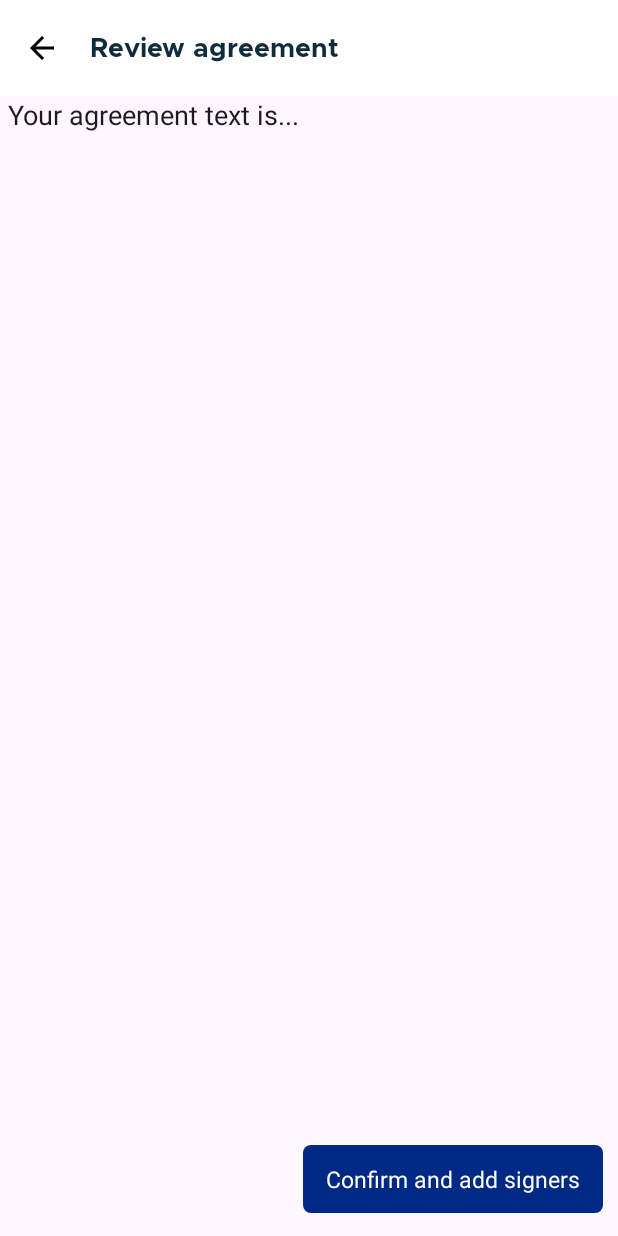
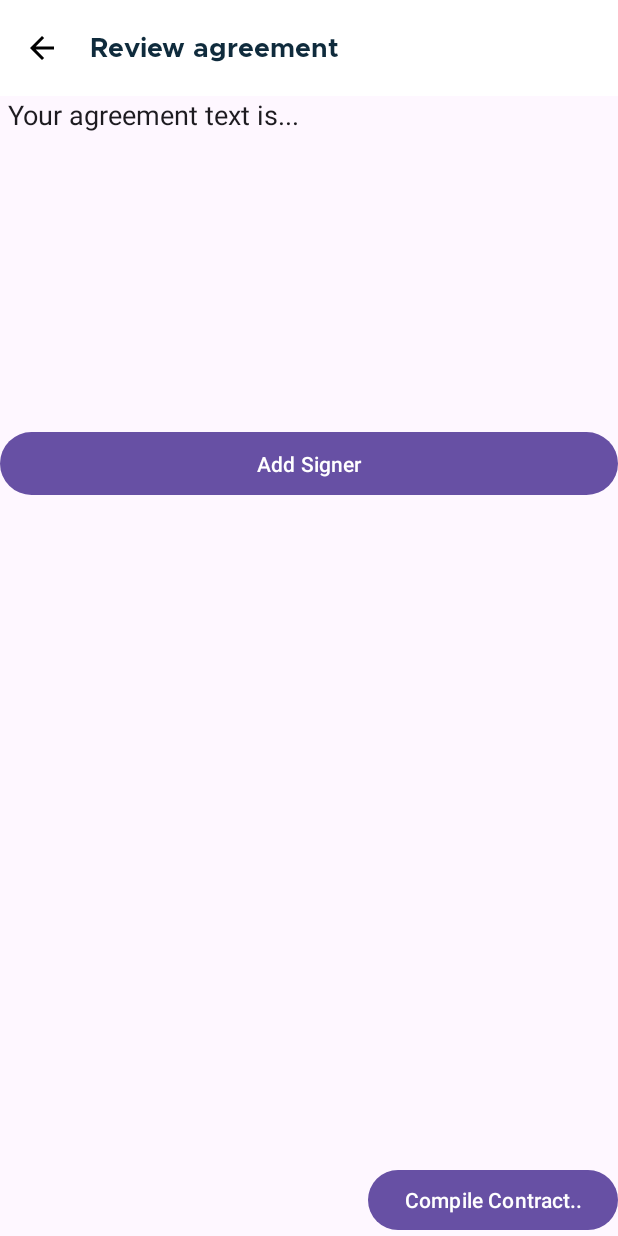
Before and after one commit to aniketk13/LegalVault, an Android app: the fragment ReviewAgreement placed in its activity, on a phone screen of 412 x 824 dp. Run offline under Robolectric (Android 15) with nearby library versions, the phone set to English and light mode, and no system bars; our stand-ins replace Firebase (no records; nobody signed in at launch, a user with empty details on screens opened directly), data binding; 3 statements that could not run were skipped.

Commit message:
dynamic signers added in review screen

```diff
--- a/app/src/main/java/com/teamdefine/legalvault/main/review/ReviewAgreement.kt
+++ b/app/src/main/java/com/teamdefine/legalvault/main/review/ReviewAgreement.kt
@@ -6,12 +6,15 @@ import android.view.View
 import android.view.ViewGroup
 import androidx.fragment.app.Fragment
 import androidx.navigation.fragment.navArgs
+import com.teamdefine.legalvault.R
 import com.teamdefine.legalvault.databinding.FragmentReviewAgreementBinding
+import kotlin.math.sign
 
 class ReviewAgreement : Fragment() {
     private lateinit var viewModel: ReviewAgreementViewModel
     private lateinit var binding: FragmentReviewAgreementBinding
     private val args: ReviewAgreementArgs by navArgs()
+    private var signerCount=0
 
     override fun onCreateView(
         inflater: LayoutInflater, container: ViewGroup?,
@@ -23,5 +26,20 @@ class ReviewAgreement : Fragment() {
     override fun onViewCreated(view: View, savedInstanceState: Bundle?) {
         super.onViewCreated(view, savedInstanceState)
         binding.documentEditText.setText(args.generatedText)
+        initClickListeners()
+    }
+
+    private fun initClickListeners() {
+        binding.addSignerButton.setOnClickListener{
+            if(signerCount<5){
+                signerCount++
+                val cardView=LayoutInflater.from(requireContext()).inflate(R.layout.signer_container,null)
+                binding.container.addView(cardView)
+            }
+
+        }
+        binding.compileContractButton.setOnClickListener{
+
+        }
     }
 }
--- /dev/null
+++ b/app/src/main/res/drawable/ic_add.xml
@@ -0,0 +1,5 @@
+<vector android:height="24dp" android:tint="#000000"
+    android:viewportHeight="24" android:viewportWidth="24"
+    android:width="24dp" xmlns:android="http://schemas.android.com/apk/res/android">
+    <path android:fillColor="@android:color/white" android:pathData="M19,13h-6v6h-2v-6H5v-2h6V5h2v6h6v2z"/>
+</vector>
--- a/app/src/main/res/layout/fragment_review_agreement.xml
+++ b/app/src/main/res/layout/fragment_review_agreement.xml
@@ -23,7 +23,7 @@
             android:id="@+id/documentEditText"
             style="@style/NoCursorEditTextStyle"
             android:layout_width="match_parent"
-            android:layout_height="0dp"
+            android:layout_height="200dp"
             android:layout_marginHorizontal="5dp"
             android:layout_marginBottom="16dp"
             android:backgroundTint="#f8f8f8"
@@ -32,29 +32,53 @@
             android:paddingHorizontal="5dp"
             android:scrollbars="vertical"
             android:text="Your agreement text is..."
-            app:layout_constraintBottom_toTopOf="@id/addSignersButton"
+            app:layout_constraintBottom_toTopOf="@id/container"
             app:layout_constraintEnd_toEndOf="parent"
             app:layout_constraintStart_toStartOf="parent"
-            app:layout_constraintTop_toBottomOf="@id/topToolbar" />
+            app:layout_constraintTop_toBottomOf="@id/topToolbar"
+            app:layout_constraintVertical_bias="0.166" />
 
+        <LinearLayout
+            android:id="@+id/container"
+            android:layout_width="match_parent"
+            android:layout_height="0dp"
+            android:layout_marginTop="20dp"
+            android:orientation="vertical"
+            android:scrollbars="vertical"
+            app:layout_constraintStart_toStartOf="parent"
+            app:layout_constraintTop_toBottomOf="@id/documentEditText">
 
-        <TextView
-            android:id="@+id/addSignersButton"
+            <Button
+                android:id="@+id/addSignerButton"
+                android:layout_width="match_parent"
+                android:layout_height="50dp"
+                android:text="Add Signer" />
+        </LinearLayout>
+
+        <Button
+            android:id="@+id/compileContractButton"
             android:layout_width="wrap_content"
             android:layout_height="wrap_content"
-            android:layout_marginStart="@dimen/spacing_minimum_5dp"
-            android:layout_marginEnd="@dimen/dimen_10dp"
-            android:layout_marginBottom="15dp"
-            android:background="@drawable/add_signers_outer"
-            android:drawablePadding="@dimen/spacing_very_small_8dp"
-            android:gravity="center"
-            android:paddingHorizontal="15dp"
-            android:paddingVertical="12dp"
-            android:text="Confirm and add signers"
-            android:textColor="@color/white"
-            android:textSize="15sp"
+            android:text="Compile Contract.."
             app:layout_constraintBottom_toBottomOf="parent"
             app:layout_constraintEnd_toEndOf="parent" />
+        <!--        <TextView-->
+        <!--            android:id="@+id/addSignersButton"-->
+        <!--            android:layout_width="wrap_content"-->
+        <!--            android:layout_height="wrap_content"-->
+        <!--            android:layout_marginStart="@dimen/spacing_minimum_5dp"-->
+        <!--            android:layout_marginEnd="@dimen/dimen_10dp"-->
+        <!--            android:layout_marginBottom="15dp"-->
+        <!--            android:background="@drawable/add_signers_outer"-->
+        <!--            android:drawablePadding="@dimen/spacing_very_small_8dp"-->
+        <!--            android:gravity="center"-->
+        <!--            android:paddingHorizontal="15dp"-->
+        <!--            android:paddingVertical="12dp"-->
+        <!--            android:text="Confirm and add signers"-->
+        <!--            android:textColor="@color/white"-->
+        <!--            android:textSize="15sp"-->
+        <!--            app:layout_constraintBottom_toBottomOf="parent"-->
+        <!--            app:layout_constraintEnd_toEndOf="parent" />-->
 
         <include
             android:id="@+id/loadingModel"
```
Also changed, not shown: app/src/main/res/layout/signer_container.xml (added, +33 -0 lines).
